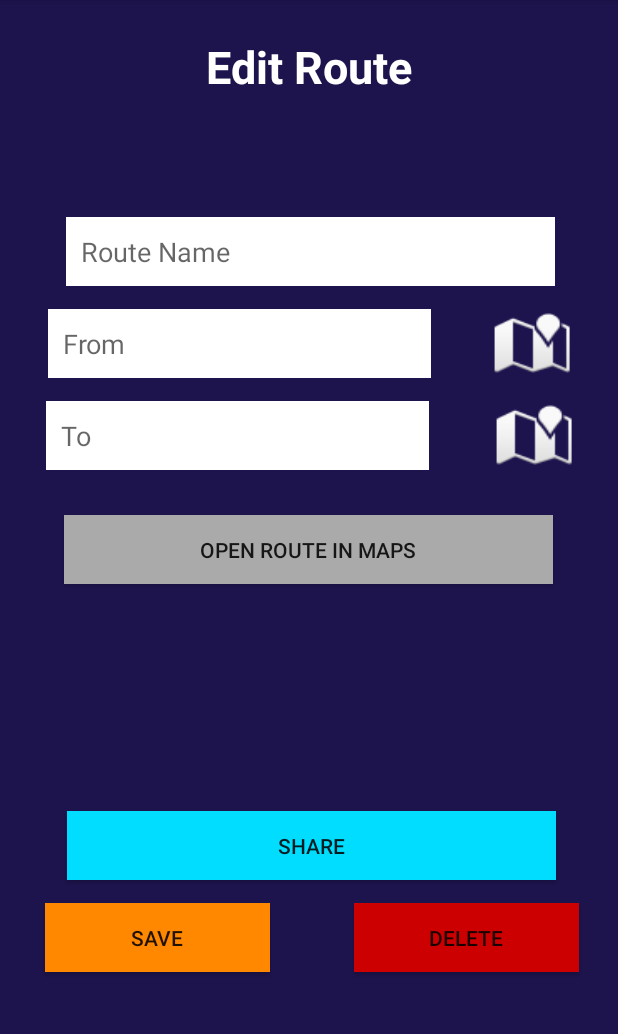
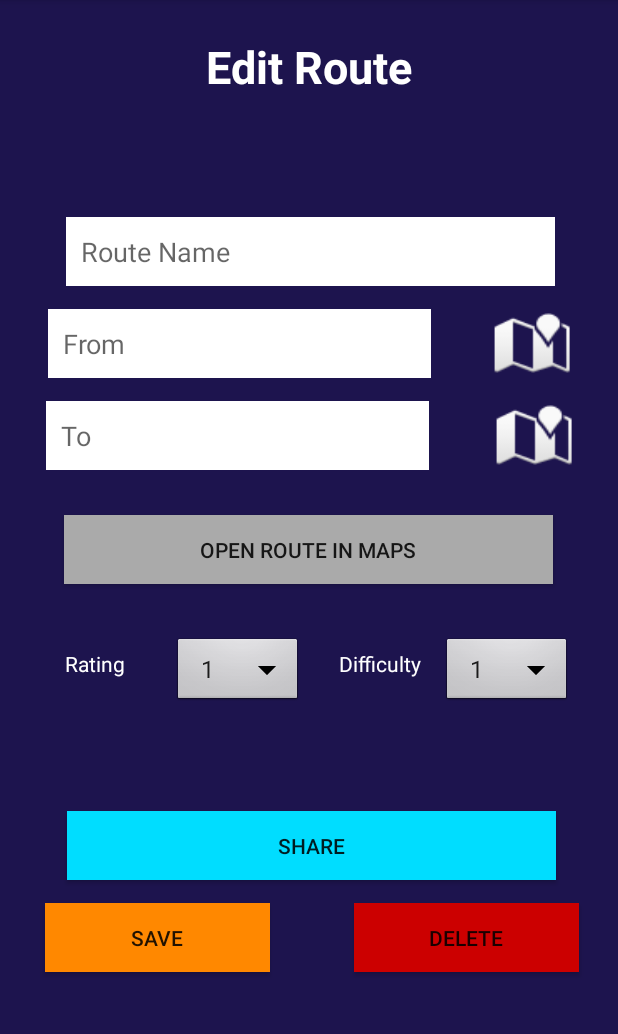
Before and after one commit to verolemieux/comp3074-project, an Android app: the EditRouteActivity screen opened directly, with no data from a screen before it, on a phone screen of 412 x 824 dp, the part 84-1118 px from its top. Run offline under Robolectric (Android 15) with nearby library versions, the phone set to English and light mode, and no system bars; 7 statements that could not run were skipped.

Commit message:
pushing spinners

```diff
--- a/app/src/main/java/ca/georgebrown/comp3074/project/Route/AddRouteActivity.java
+++ b/app/src/main/java/ca/georgebrown/comp3074/project/Route/AddRouteActivity.java
@@ -186,6 +186,8 @@ public class AddRouteActivity extends BaseActivity {
                 newR.setRoute_End_Location(destinationAddress);
                 newR.setRoute_Difficulty(difficulty);
                 newR.setRoute_Rating(rating);
+                Log.d("Dif Add", String.valueOf(difficulty));
+                Log.d("Rating add", String.valueOf(rating));
                 routeTable.addRoute(newR, validatedUser);
                 setResult(1, addRIntent);
                 finish();
--- a/app/src/main/java/ca/georgebrown/comp3074/project/Route/EditRouteActivity.java
+++ b/app/src/main/java/ca/georgebrown/comp3074/project/Route/EditRouteActivity.java
@@ -8,11 +8,14 @@ import android.annotation.SuppressLint;
 import android.content.Context;
 import android.content.Intent;
 import android.os.Bundle;
+import android.util.Log;
 import android.view.LayoutInflater;
 import android.view.MenuItem;
 import android.view.View;
+import android.widget.ArrayAdapter;
 import android.widget.Button;
 import android.widget.ImageButton;
+import android.widget.Spinner;
 import android.widget.TextView;
 
 import ca.georgebrown.comp3074.project.BaseActivity;
@@ -34,6 +37,9 @@ public class EditRouteActivity extends BaseActivity {
     RoutesDAO routeTable;
     User validatedUser;
     Route editRoute;
+
+    Spinner difficultySpinner;
+    Spinner ratingSpinner;
 
     @Override
     protected void onCreate(Bundle savedInstanceState) {
@@ -57,9 +63,24 @@ public class EditRouteActivity extends BaseActivity {
         validatedUser = (User)getIntent().getSerializableExtra("validatedUser");
         editRoute = (Route)getIntent().getSerializableExtra("editRoute");
 
+        Log.d("Dif Edit", String.valueOf(editRoute.getRoute_Difficulty()));
+        Log.d("Rating Edit", String.valueOf(editRoute.getRoute_Rating()));
+
         routeNameTxt.setText(editRoute.getRoute_Name());
         routeOriginTxt.setText(editRoute.getRoute_Start_Location());
         routeDestinationTxt.setText(editRoute.getRoute_End_Location());
+
+        difficultySpinner = findViewById(R.id.spinnerDifficulty);
+        ArrayAdapter<CharSequence> difficultyAdapter = ArrayAdapter.createFromResource(this, R.array.difficulty, android.R.layout.simple_spinner_item);
+        difficultyAdapter.setDropDownViewResource(android.R.layout.simple_spinner_item);
+        difficultySpinner.setAdapter(difficultyAdapter);
+        difficultySpinner.setSelection(editRoute.getRoute_Difficulty()-1);
+
+        ratingSpinner = findViewById(R.id.spinnerRating);
+        ArrayAdapter<CharSequence> ratingAdapter = ArrayAdapter.createFromResource(this, R.array.rating, android.R.layout.simple_spinner_item);
+        ratingAdapter.setDropDownViewResource(android.R.layout.simple_spinner_item);
+        ratingSpinner.setAdapter(ratingAdapter);
+        ratingSpinner.setSelection(editRoute.getRoute_Rating()-1);
 
         openRouteOriginBtn.setOnClickListener(new View.OnClickListener() {
             @Override
@@ -103,9 +124,13 @@ public class EditRouteActivity extends BaseActivity {
                 String routeName = routeNameTxt.getText().toString();
                 String originAddress = routeOriginTxt.getText().toString();
                 String destinationAddress = routeDestinationTxt.getText().toString();
+                int rating = Integer.parseInt(ratingSpinner.getSelectedItem().toString());
+                int difficulty = Integer.parseInt(difficultySpinner.getSelectedItem().toString());
                 editRoute.setRoute_Name(routeName);
                 editRoute.setRoute_Start_Location(originAddress);
                 editRoute.setRoute_End_Location(destinationAddress);
+                editRoute.setRoute_Difficulty(difficulty);
+                editRoute.setRoute_Rating(rating);
                 routeTable.editRoute(editRoute, validatedUser, editRoute.getRoute_Id());
                 routeIntent.putExtra("validatedUser", validatedUser);
                 setResult(2, routeIntent);
--- a/app/src/main/res/layout/activity_edit_route.xml
+++ b/app/src/main/res/layout/activity_edit_route.xml
@@ -6,6 +6,17 @@
     android:layout_height="match_parent"
     android:background="#EE0D0442"
     tools:context=".Route.EditRouteActivity">
+
+    <Spinner
+        android:id="@+id/spinnerDifficulty"
+        android:layout_width="wrap_content"
+        android:layout_height="wrap_content"
+        android:layout_marginStart="14dp"
+        android:layout_marginLeft="14dp"
+        android:layout_marginTop="34dp"
+        android:background="@android:drawable/btn_dropdown"
+        app:layout_constraintStart_toEndOf="@+id/textView24"
+        app:layout_constraintTop_toBottomOf="@+id/btnOpenRoute" />
 
     <Button
         android:id="@+id/btnOpenRoute"
@@ -125,6 +136,9 @@
         app:layout_constraintStart_toStartOf="parent"
         app:layout_constraintTop_toTopOf="parent" />
 
+
+
+
     <EditText
         android:id="@+id/txtRouteName"
         android:layout_width="326dp"
@@ -179,4 +193,39 @@
         app:layout_constraintStart_toStartOf="parent"
         app:layout_constraintTop_toBottomOf="@+id/txtRouteFrom" />
 
+    <TextView
+        android:id="@+id/textView23"
+        android:layout_width="wrap_content"
+        android:layout_height="wrap_content"
+        android:layout_marginStart="43dp"
+        android:layout_marginLeft="43dp"
+        android:layout_marginTop="43dp"
+        android:text="Rating"
+        android:textColor="#FFFFFF"
+        app:layout_constraintStart_toStartOf="parent"
+        app:layout_constraintTop_toBottomOf="@+id/btnOpenRoute" />
+
+    <TextView
+        android:id="@+id/textView24"
+        android:layout_width="wrap_content"
+        android:layout_height="wrap_content"
+        android:layout_marginStart="24dp"
+        android:layout_marginLeft="24dp"
+        android:layout_marginTop="43dp"
+        android:text="Difficulty"
+        android:textColor="#FFFFFF"
+        app:layout_constraintStart_toEndOf="@+id/spinnerRating"
+        app:layout_constraintTop_toBottomOf="@+id/btnOpenRoute" />
+
+    <Spinner
+        android:id="@+id/spinnerRating"
+        android:layout_width="wrap_content"
+        android:layout_height="wrap_content"
+        android:layout_marginStart="32dp"
+        android:layout_marginLeft="32dp"
+        android:layout_marginTop="34dp"
+        android:background="@android:drawable/btn_dropdown"
+        app:layout_constraintStart_toEndOf="@+id/textView23"
+        app:layout_constraintTop_toBottomOf="@+id/btnOpenRoute" />
+
 </androidx.constraintlayout.widget.ConstraintLayout>
```
